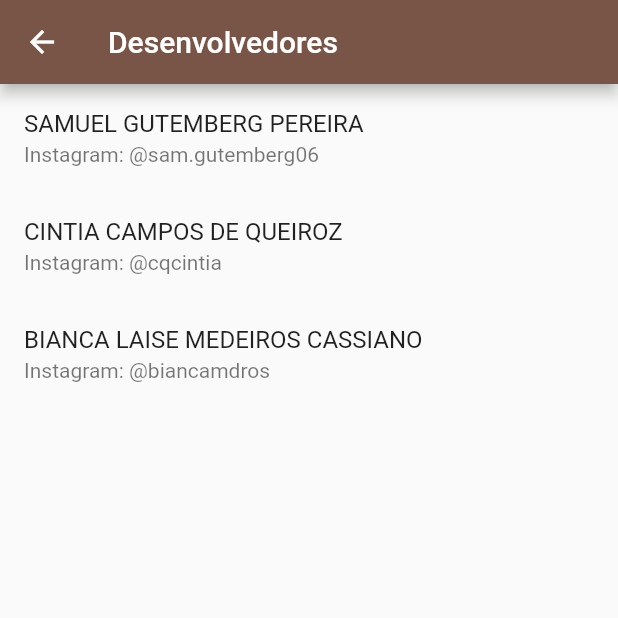
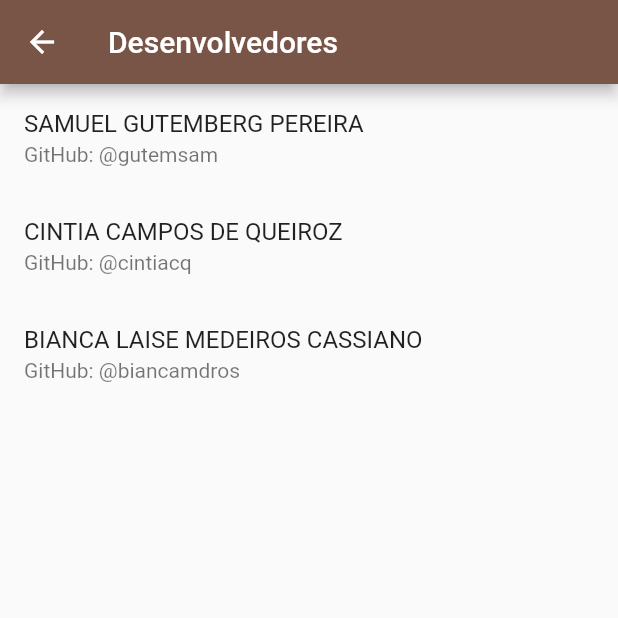
Before and after one commit to gutemsam/poo_2, a Flutter app: the DevelopersScreen screen opened directly, after a tap on "SAMUEL GUTEMBERG PEREIRA", on a phone screen of 412 x 824 dp, the top half of it. Run offline on Flutter 3.47's test engine with Material 2 defaults, Android fonts, the phone set to English and light mode, and no system bars; our stand-ins replace cached_network_image; missing offline and left inert: translator.

Commit message:
Últimas alterações

```diff
--- a/projeto/lib/main.dart
+++ b/projeto/lib/main.dart
@@ -4,6 +4,7 @@ import 'dart:convert';
 import 'dart:math';
 import 'package:translator/translator.dart';
 import 'package:cached_network_image/cached_network_image.dart';
+import 'package:url_launcher/url_launcher.dart'; // Importa o pacote para abrir URLs
 
 void main() {
   runApp(MyApp());
@@ -494,8 +495,18 @@ class DeckScreen extends StatelessWidget {
 }
 
 // Tela de desenvolvedores
+
 class DevelopersScreen extends StatelessWidget {
   const DevelopersScreen({Key? key}) : super(key: key);
+
+  // Função para abrir uma URL
+  void _openURL(String url) async {
+    if (await canLaunch(url)) {
+      await launch(url);
+    } else {
+      throw 'Could not launch $url';
+    }
+  }
 
   @override
   Widget build(BuildContext context) {
@@ -507,23 +518,23 @@ class DevelopersScreen extends StatelessWidget {
         children: [
           ListTile(
             title: const Text('SAMUEL GUTEMBERG PEREIRA'),
-            subtitle: const Text('Instagram: @sam.gutemberg06'),
+            subtitle: const Text('GitHub: @gutemsam'),
             onTap: () {
-              // Abre o link do Instagram do Samuel Gutemberg
+              _openURL('https://github.com/gutemsam');
             },
           ),
           ListTile(
             title: const Text('CINTIA CAMPOS DE QUEIROZ'),
-            subtitle: const Text('Instagram: @cqcintia'),
+            subtitle: const Text('GitHub: @cintiacq'),
             onTap: () {
-              // Abre o link do Instagram da Cintia Campos de Queiroz
+              _openURL('https://github.com/cintiacq');
             },
           ),
           ListTile(
             title: const Text('BIANCA LAISE MEDEIROS CASSIANO'),
-            subtitle: const Text('Instagram: @biancamdros'),
+            subtitle: const Text('GitHub: @biancamdros'),
             onTap: () {
-              // Abre o link do Instagram da Bianca Laise Medeiros Cassiano
+              _openURL('https://github.com/biancamdros');
             },
           ),
         ],
--- a/projeto/pubspec.yaml
+++ b/projeto/pubspec.yaml
@@ -10,9 +10,9 @@ environment:
 dependencies:
   http: ^0.13.4
   translator: ^0.1.7
-  image: ^3.1.0
   flutter_image: ^4.0.17
-  solidart:  ^0.3.0
+  image: ^4.0.17
+  url_launcher: ^6.1.11
   # path: ^1.8.0
 
 
```
